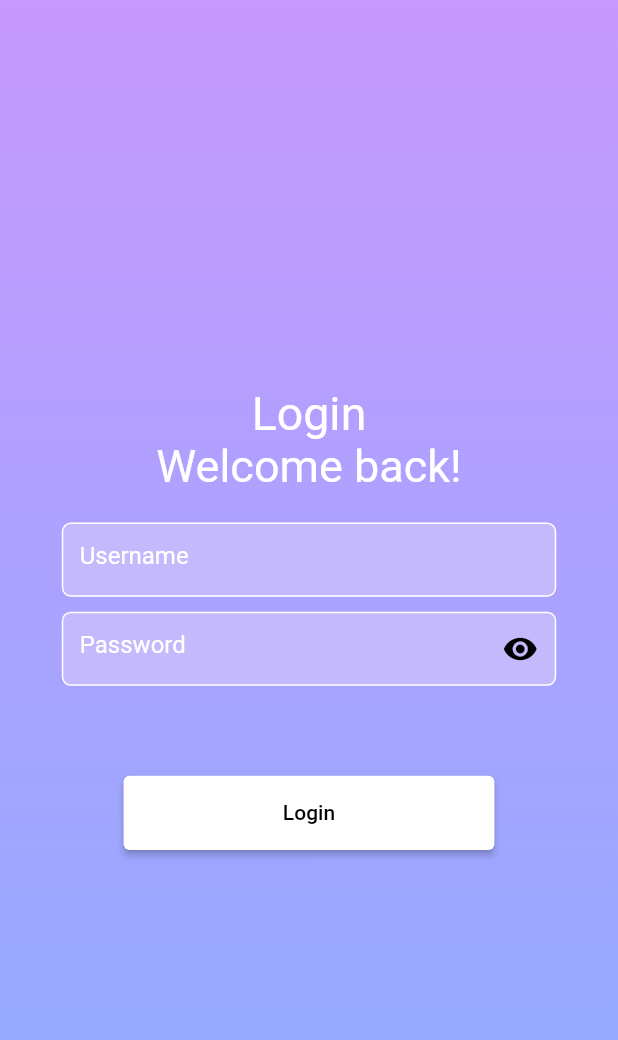
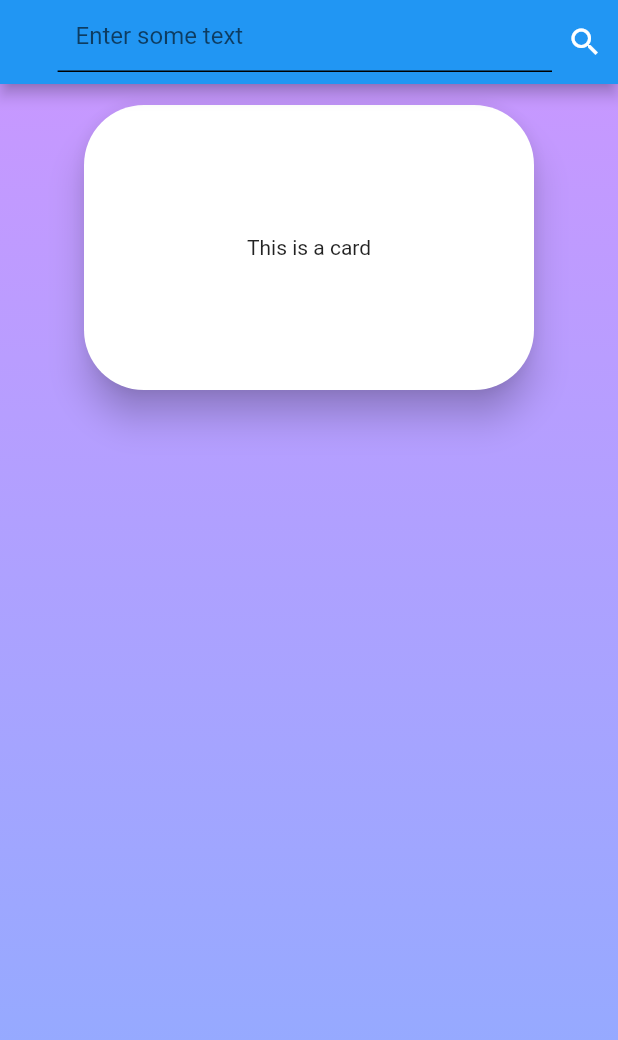
Before and after one commit to Wreck-X/Openhours, a Flutter app: the LoginPage screen opened directly, after a tap on "Login", on a phone screen of 412 x 824 dp. Shown: the top 1040 px of the screen. Run offline on Flutter 3.47's test engine with Material 2 defaults, Android fonts, the light colour scheme and no system bars.

Commit message:
did a lot of stuff

```diff
--- a/lib/Pages/Landing.dart
+++ b/lib/Pages/Landing.dart
@@ -3,6 +3,7 @@ import 'package:flutter/src/widgets/framework.dart';
 import 'package:flutter/src/widgets/placeholder.dart';
 import 'package:openhours/Pages/Login.dart';
 import 'package:openhours/Pages/Signup.dart';
+import 'package:openhours/Pages/RestaurantDetails.dart';
 
 class LandingPage extends StatefulWidget {
   const LandingPage({super.key});
--- a/lib/Pages/Login.dart
+++ b/lib/Pages/Login.dart
@@ -1,6 +1,7 @@
 import 'package:flutter/material.dart';
 import 'package:flutter/src/widgets/framework.dart';
 import 'package:flutter/src/widgets/placeholder.dart';
+import 'package:openhours/Pages/Restaurants.dart';
 import 'package:openhours/Widgets/Textfields.dart';
 
 class LoginPage extends StatefulWidget {
@@ -64,7 +65,12 @@ class _LoginPageState extends State<LoginPage> {
               width: width * 0.6,
               height: height * 0.06,
               child: ElevatedButton(
-                onPressed: () {},
+                onPressed: () {
+                  Navigator.push(
+                    context,
+                    MaterialPageRoute(builder: (context) => const Restaurants()),
+                  );
+                  },
                 style: ElevatedButton.styleFrom(
                   backgroundColor: Colors.white,
                   foregroundColor: const Color.fromARGB(255, 199, 152, 255),
--- /dev/null
+++ b/lib/Pages/Restaurants.dart
@@ -0,0 +1,62 @@
+import 'package:flutter/material.dart';
+import 'package:openhours/Widgets/RestaurantCard.dart';
+class Restaurants extends StatefulWidget {
+  const Restaurants({super.key});
+
+  @override
+  State<Restaurants> createState() => _RestaurantsState();
+}
+
+class _RestaurantsState extends State<Restaurants> {
+  @override
+  Widget build(BuildContext context) {
+    double height = MediaQuery.of(context).size.height;
+    double width = MediaQuery.of(context).size.width;
+    return Scaffold(
+        appBar: AppBar(
+           automaticallyImplyLeading: false,
+            actions: [
+              SizedBox(
+                width: width * 0.8,
+                child: TextField(
+                  decoration: InputDecoration(
+                    filled: true,
+                    fillColor: Colors.transparent,
+                    enabledBorder: UnderlineInputBorder(
+                      borderSide: BorderSide(color: Colors.black),
+                    ),
+                    focusedBorder: UnderlineInputBorder(
+                      borderSide: BorderSide(color: Colors.white),
+                    ),
+                    hintText: 'Enter some text',
+                  ),
+                ),
+              ),
+              Padding(
+                padding: const EdgeInsets.all(10.0),
+                child: Icon(Icons.search),
+              )]
+        ),
+        body: Container(
+          height: height,
+          width: width,
+          decoration: const BoxDecoration(
+            gradient: LinearGradient(
+              begin: Alignment.topCenter,
+              end: Alignment.bottomCenter,
+              colors: <Color>[
+                Color.fromARGB(255, 199, 152, 255),
+                Color.fromARGB(255, 140, 173, 255),
+              ],
+            ),
+          ),
+          child: Column(
+              children: [
+                RestaurantCard("hello"),
+              ]
+          ),
+        )
+    );
+  }
+
+}
--- /dev/null
+++ b/lib/Widgets/RestaurantCard.dart
@@ -0,0 +1,31 @@
+import 'package:flutter/material.dart';
+
+class RestaurantCard extends StatefulWidget {
+  String entry;
+  RestaurantCard(this.entry, {Key? key}) : super(key: key);
+
+  @override
+  State<RestaurantCard> createState() => _RestaurantCardState();
+}
+
+class _RestaurantCardState extends State<RestaurantCard> {
+  @override
+  Widget build(BuildContext context) {
+    return Padding(
+      padding: const EdgeInsets.all(10.0),
+      child: Card(
+        shape: RoundedRectangleBorder(
+          borderRadius: BorderRadius.circular(40.0),
+        ),
+        elevation: 10,
+        child: Container(
+          width: 300,
+          height: 190,
+          child: Center(
+            child: Text('This is a card'),
+          ),
+        ),
+      ),
+    );
+  }
+}
--- a/lib/Widgets/Textfields.dart
+++ b/lib/Widgets/Textfields.dart
@@ -21,6 +21,7 @@ class _PurpTextFieldState extends State<PurpTextField> {
       height: height * 0.8,
       width: width * 0.06,
       child: TextField(
+        textAlignVertical: TextAlignVertical(y: 1.0),
         obscureText: widget.ispassword ? _isObscure : false,
         decoration: InputDecoration(
           suffixIconColor: MaterialStateColor.resolveWith((states) =>
```
Also changed, not shown: lib/Pages/RestaurantDetails.dart (added, +130 -0 lines), pubspec.yaml (+3 -4 lines), Images/casablanca.jpg (added), pubspec.lock.
